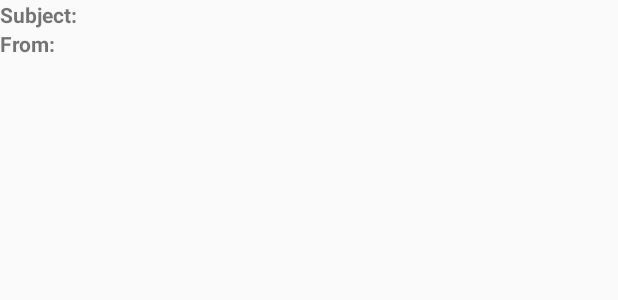
After one commit to pablo384/MyMail-DynamicFragments, an Android app: the layout fragment_detail.xml on its own in the app's theme, with its tools: preview values and no code run, on a phone screen of 412 x 824 dp. The commit adds this screen. Shown: the top 300 px of the screen. Run offline under Robolectric (Android 15) with nearby library versions, the phone set to English and light mode, and no system bars.

Commit message:
Fragment Details Created

```diff
--- a/app/src/main/AndroidManifest.xml
+++ b/app/src/main/AndroidManifest.xml
@@ -16,6 +16,7 @@
                 <category android:name="android.intent.category.LAUNCHER" />
             </intent-filter>
         </activity>
+        <activity android:name=".Activities.DetailActivity"></activity>
     </application>
 
 </manifest>
--- a/app/src/main/java/com/pablo384/mymail/Fragments/HomeFragment.kt
+++ b/app/src/main/java/com/pablo384/mymail/Fragments/HomeFragment.kt
@@ -43,7 +43,7 @@ class HomeFragment : Fragment() {
         with(view){
             listViewHome.adapter = AdapterMail(context,listaMail)
             listViewHome.onItemClickListener = AdapterView.OnItemClickListener { adapterView: AdapterView<*>, view: View, position: Int, id: Long ->
-                Log.d("TAG","posicion $position")}
+                Log.d("TAG","posicion ${adapterView.getItemAtPosition(position).toString()}")}
         }
 
         // Inflate the layout for this fragment
@@ -67,7 +67,7 @@ class HomeFragment : Fragment() {
         if (context is OnFragmentInteractionListener) {
             mListener = context
         } else {
-            throw RuntimeException(context!!.toString() + " must implement OnFragmentInteractionListener")
+            throw RuntimeException(context!!.toString() + " must implement OnFragmentInteractionListenerDetailFragment")
         }
     }
 
--- /dev/null
+++ b/app/src/main/res/layout/fragment_detail.xml
@@ -0,0 +1,49 @@
+<FrameLayout xmlns:android="http://schemas.android.com/apk/res/android"
+    xmlns:tools="http://schemas.android.com/tools"
+    android:layout_width="match_parent"
+    android:layout_height="match_parent"
+    tools:context="com.pablo384.mymail.Fragments.DetailFragment">
+
+    <LinearLayout
+        android:orientation="vertical"
+        android:layout_width="match_parent"
+        android:layout_height="match_parent">
+        <LinearLayout
+            android:orientation="horizontal"
+            android:layout_width="match_parent"
+            android:layout_height="wrap_content">
+
+            <TextView
+                android:text="Subject:"
+                android:textStyle="bold"
+                android:layout_width="wrap_content"
+                android:layout_height="wrap_content" />
+            <TextView
+                android:id="@+id/textViewSubjectDetailFragment"
+                android:layout_width="wrap_content"
+                android:layout_height="wrap_content" />
+
+        </LinearLayout>
+        <LinearLayout
+            android:orientation="horizontal"
+            android:layout_width="match_parent"
+            android:layout_height="wrap_content">
+            <TextView
+                android:text="From:"
+                android:textStyle="bold"
+                android:layout_width="wrap_content"
+                android:layout_height="wrap_content" />
+            <TextView
+                android:id="@+id/textViewFromDetailFragment"
+                android:layout_width="wrap_content"
+                android:layout_height="wrap_content" />
+        </LinearLayout>
+        <TextView
+            android:id="@+id/editTextBodyDetailFragment"
+            android:layout_width="wrap_content"
+            android:layout_height="wrap_content" />
+
+    </LinearLayout>
+
+
+</FrameLayout>
```
Also changed, not shown: app/src/main/java/com/pablo384/mymail/Activities/DetailActivity.kt (added, +18 -0 lines), app/src/main/java/com/pablo384/mymail/Fragments/DetailFragment.kt (added, +64 -0 lines), app/src/main/res/layout/activity_detail.xml (added, +16 -0 lines).
